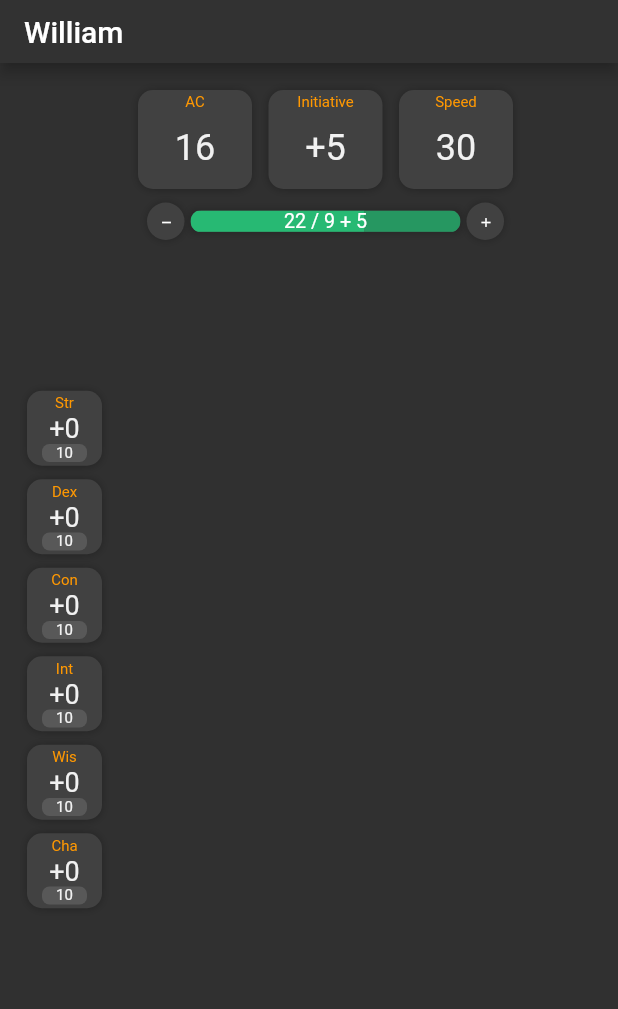
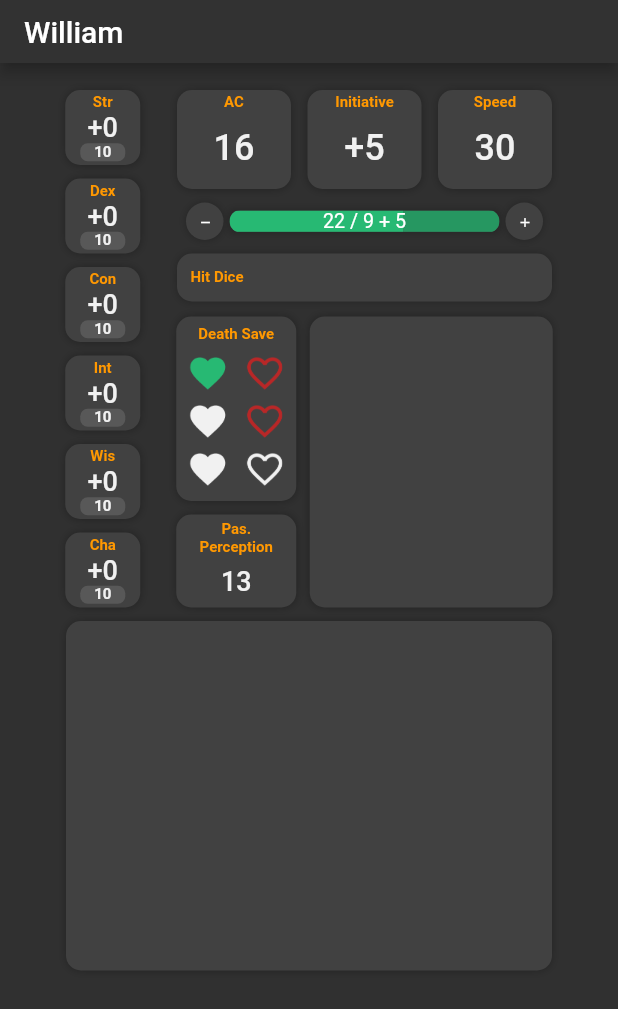
Before and after one commit to Lysmi/character_sheet, a Flutter app: the screen it shows after launch, on a phone screen of 412 x 824 dp. Shown: the top 1009 px of the screen. Run offline on Flutter 3.47's test engine with Material 2 defaults, Android fonts, the phone set to English and light mode, and no system bars; our stand-ins replace percent_indicator; Roboto replaces fonts that are missing (Montserrat).

Commit message:
character_stats_page v.0.2

```diff
--- a/lib/screens/character_stats/character_stats_page.dart
+++ b/lib/screens/character_stats/character_stats_page.dart
@@ -1,6 +1,11 @@
 import 'package:character_sheet/screens/character_stats/widgets/ability_list.dart';
+import 'package:character_sheet/screens/character_stats/widgets/death_save.dart';
 import 'package:character_sheet/screens/character_stats/widgets/derived_stats.dart';
 import 'package:character_sheet/screens/character_stats/widgets/health.dart';
+import 'package:character_sheet/screens/character_stats/widgets/hit_dice.dart';
+import 'package:character_sheet/screens/character_stats/widgets/passive_perception.dart';
+import 'package:character_sheet/screens/character_stats/widgets/saving_throws.dart';
+import 'package:character_sheet/screens/character_stats/widgets/skill_list.dart';
 import 'package:flutter/material.dart';
 
 import '../../styles/colours.dart';
@@ -19,17 +24,46 @@ class CharacterStatsContent extends StatelessWidget {
       ),
       body: Container(
         margin: const EdgeInsets.all(18),
-        child: Row(
+        child: Column(
+          children: [
+            Row(
+              mainAxisAlignment: MainAxisAlignment.center,
               children: [
                 AbilityList(),
                 const SizedBox(
                   width: 24,
                 ),
                 Column(
+                  children: [
+                    const DerivedStats(),
+                    const Health(),
+                    const HitDice(),
+                    Padding(
+                      padding: const EdgeInsets.only(top: 10),
+                      child: Row(
+                        children: [
+                          Wrap(
+                            spacing: 9,
+                            direction: Axis.vertical,
                             children: const [
-                DerivedStats(),
-                Health(),
+                              DeathSave(),
+                              PassivePerception(),
                             ],
+                          ),
+                          const Padding(
+                            padding: EdgeInsets.only(left: 9.0),
+                            child: SavingThrows(),
+                          ),
+                        ],
+                      ),
+                    )
+                  ],
+                ),
+              ],
+            ),
+          const Padding(
+            padding: EdgeInsets.only(top: 9.0),
+            child: SkillList(),
           ),
           ],
         ),
--- a/lib/screens/character_stats/widgets/ability_list.dart
+++ b/lib/screens/character_stats/widgets/ability_list.dart
@@ -13,29 +13,45 @@ class AbilityList extends StatelessWidget {
 
   @override
   Widget build(BuildContext context) {
-    return Wrap(
-      direction: Axis.vertical,
-      spacing: 9,
+    return SizedBox(
+      height: 345,
+      child: Column(
         children: [
           Ability(
             abilityModel: _abilitiesModel.strength,
           ),
+          const SizedBox(
+            height: 9,
+          ),
           Ability(
             abilityModel: _abilitiesModel.dexterity,
+          ),
+          const SizedBox(
+            height: 9,
           ),
           Ability(
             abilityModel: _abilitiesModel.constitution,
           ),
+          const SizedBox(
+            height: 9,
+          ),
           Ability(
             abilityModel: _abilitiesModel.intelligence,
           ),
+          const SizedBox(
+            height: 9,
+          ),
           Ability(
             abilityModel: _abilitiesModel.wisdom,
+          ),
+          const SizedBox(
+            height: 9,
           ),
           Ability(
             abilityModel: _abilitiesModel.charisma,
           ),
         ],
+      ),
     );
   }
 }
--- /dev/null
+++ b/lib/screens/character_stats/widgets/death_save.dart
@@ -0,0 +1,86 @@
+import 'package:character_sheet/styles/text_styles.dart';
+import 'package:flutter/material.dart';
+
+import '../../../styles/colours.dart';
+import '../../../styles/global_styles.dart';
+
+class DeathSave extends StatelessWidget {
+  const DeathSave({Key? key}) : super(key: key);
+
+  @override
+  Widget build(BuildContext context) {
+    const assetFailureFalse = AssetImage('assets/failure_death_save_false.png');
+    const assetFailureTrue = AssetImage('assets/failure_death_save_true.png');
+    const assetSuccessFalse = AssetImage('assets/success_death_save_false.png');
+    const assetSuccessTrue = AssetImage('assets/success_death_save_true.png');
+    return Container(
+      width: 80,
+      height: 123,
+      decoration: BoxDecoration(
+        color: currTheme.secondaryColor,
+        borderRadius: const BorderRadius.all(Radius.circular(10)),
+        boxShadow: const [cardShadow],
+      ),
+      child: Column(
+        children: [
+          Container(
+            height: 24,
+            alignment: Alignment.center,
+            child: Text(
+              "Death Save",
+              style: smallTitleTextStyle,
+            ),
+          ),
+          Wrap(
+            direction: Axis.horizontal,
+            spacing: 10,
+            children: [
+              Wrap(
+                spacing: 4,
+                direction: Axis.vertical,
+                children: const [
+                  Image(
+                    image: assetSuccessTrue,
+                    width: 28,
+                    height: 28,
+                  ),
+                  Image(
+                    image: assetSuccessFalse,
+                    width: 28,
+                    height: 28,
+                  ),
+                  Image(
+                    image: assetSuccessFalse,
+                    width: 28,
+                    height: 28,
+                  ),
+                ],
+              ),
+              Wrap(
+                spacing: 4,
+                direction: Axis.vertical,
+                children: const [
+                  Image(
+                    image: assetFailureTrue,
+                    width: 28,
+                    height: 28,
+                  ),
+                  Image(
+                    image: assetFailureTrue,
+                    width: 28,
+                    height: 28,
+                  ),
+                  Image(
+                    image: assetFailureFalse,
+                    width: 28,
+                    height: 28,
+                  ),
+                ],
+              ),
+            ],
+          ),
+        ],
+      ),
+    );
+  }
+}
--- a/lib/screens/character_stats/widgets/hit_dice.dart
+++ b/lib/screens/character_stats/widgets/hit_dice.dart
@@ -0,0 +1,30 @@
+import 'package:character_sheet/styles/text_styles.dart';
+import 'package:flutter/material.dart';
+
+import '../../../styles/colours.dart';
+import '../../../styles/global_styles.dart';
+
+class HitDice extends StatelessWidget {
+  const HitDice({Key? key}) : super(key: key);
+
+  @override
+  Widget build(BuildContext context) {
+    return Container(
+        width: 250,
+        height: 32,
+        padding: const EdgeInsets.symmetric(horizontal: 9),
+        decoration: BoxDecoration(
+          color: currTheme.secondaryColor,
+          borderRadius: const BorderRadius.all(Radius.circular(10)),
+          boxShadow: const [cardShadow],
+        ),
+        child: Row(
+          children: [
+            Text(
+              "Hit Dice",
+              style: smallTitleTextStyle,
+            )
+          ],
+        ));
+  }
+}
--- /dev/null
+++ b/lib/screens/character_stats/widgets/passive_perception.dart
@@ -0,0 +1,45 @@
+import 'package:character_sheet/styles/text_styles.dart';
+import 'package:flutter/material.dart';
+
+import '../../../styles/colours.dart';
+import '../../../styles/global_styles.dart';
+
+class PassivePerception extends StatelessWidget {
+  const PassivePerception({Key? key}) : super(key: key);
+
+  @override
+  Widget build(BuildContext context) {
+    return Container(
+      width: 80,
+      height: 62,
+      decoration: BoxDecoration(
+        color: currTheme.secondaryColor,
+        borderRadius: const BorderRadius.all(Radius.circular(10)),
+        boxShadow: const [cardShadow],
+      ),
+      child: Column(
+        children: [
+          Container(
+            padding: const EdgeInsets.only(top: 4),
+            alignment: Alignment.center,
+            height: 28,
+            child: Text(
+              "Pas.\nPerception",
+              style: smallTitleTextStyle,
+              textAlign: TextAlign.center,
+            ),
+          ),
+          Container(
+            height: 33,
+            alignment: Alignment.center,
+            child: Text(
+              "13",
+              style: smallValueTextStyle,
+              textAlign: TextAlign.center,
+            ),
+          ),
+        ],
+      ),
+    );
+  }
+}
--- /dev/null
+++ b/lib/screens/character_stats/widgets/saving_throws.dart
@@ -0,0 +1,23 @@
+import 'package:character_sheet/styles/text_styles.dart';
+import 'package:flutter/material.dart';
+
+import '../../../styles/colours.dart';
+import '../../../styles/global_styles.dart';
+
+class SavingThrows extends StatelessWidget {
+  const SavingThrows({Key? key}) : super(key: key);
+
+  @override
+  Widget build(BuildContext context) {
+    return Container(
+      width: 162,
+      height: 194,
+      padding: const EdgeInsets.symmetric(horizontal: 9),
+      decoration: BoxDecoration(
+        color: currTheme.secondaryColor,
+        borderRadius: const BorderRadius.all(Radius.circular(10)),
+        boxShadow: const [cardShadow],
+      ),
+    );
+  }
+}
--- /dev/null
+++ b/lib/screens/character_stats/widgets/skill_list.dart
@@ -0,0 +1,22 @@
+import 'package:character_sheet/styles/text_styles.dart';
+import 'package:flutter/material.dart';
+
+import '../../../styles/colours.dart';
+import '../../../styles/global_styles.dart';
+
+class SkillList extends StatelessWidget {
+  const SkillList({Key? key}) : super(key: key);
+
+  @override
+  Widget build(BuildContext context) {
+    return Container(
+      width: 324,
+      height: 233,
+      decoration: BoxDecoration(
+        color: currTheme.secondaryColor,
+        borderRadius: const BorderRadius.all(Radius.circular(10)),
+        boxShadow: const [cardShadow],
+      ),
+    );
+  }
+}
--- a/lib/styles/text_styles.dart
+++ b/lib/styles/text_styles.dart
@@ -2,24 +2,51 @@ import 'package:flutter/material.dart';
 
 import 'colours.dart';
 
-
 TextStyle titleTextStyle = TextStyle(
-    fontFamily: "Roboto", fontSize: 14.0, color: currTheme.accentColor);
+  fontFamily: "Montserrat",
+  fontSize: 14.0,
+  color: currTheme.accentColor,
+  fontWeight: FontWeight.w600,
+);
 
 TextStyle smallTitleTextStyle = TextStyle(
-    fontFamily: "Roboto", fontSize: 10.0, color: currTheme.accentColor);
+  fontFamily: "Montserrat",
+  fontSize: 10.0,
+  color: currTheme.accentColor,
+  fontWeight: FontWeight.w600,
+);
 
 TextStyle smallTitleOnMainTextStyle = TextStyle(
-    fontFamily: "Roboto", fontSize: 10.0, color: currTheme.onMainColor);
+  fontFamily: "Montserrat",
+  fontSize: 10.0,
+  color: currTheme.onMainColor,
+  fontWeight: FontWeight.w600,
+);
 
 TextStyle smallValueTextStyle = TextStyle(
-    fontFamily: "Roboto", fontSize: 18.0, color: currTheme.onMainColor);
+  fontFamily: "Montserrat",
+  fontSize: 18.0,
+  color: currTheme.onMainColor,
+  fontWeight: FontWeight.w500,
+);
 
 TextStyle valueTextStyle = TextStyle(
-    fontFamily: "Roboto", fontSize: 24.0, color: currTheme.onMainColor);
+  fontFamily: "Montserrat",
+  fontSize: 24.0,
+  color: currTheme.onMainColor,
+  fontWeight: FontWeight.w500,
+);
 
 TextStyle listItemTextStyle = TextStyle(
-    fontFamily: "Roboto", fontSize: 12.0, color: currTheme.onMainColor);
+  fontFamily: "Montserrat",
+  fontSize: 12.0,
+  color: currTheme.onMainColor,
+  fontWeight: FontWeight.w500,
+);
 
 TextStyle headerTextStyle = TextStyle(
-    fontFamily: "Roboto", fontSize: 18.0, color: currTheme.onMainColor);
+  fontFamily: "Montserrat",
+  fontSize: 18.0,
+  color: currTheme.onMainColor,
+  fontWeight: FontWeight.w700,
+);
--- a/lib/widgets/char_progress_bar.dart
+++ b/lib/widgets/char_progress_bar.dart
@@ -8,7 +8,7 @@ import '../styles/colours.dart';
 import '../styles/global_styles.dart';
 
 class CharProgressBar extends StatelessWidget {
-  CharProgressBar(
+  const CharProgressBar(
       {required this.backgroundColor,
       required this.valueColor,
       required this.tempValueColor,
--- a/pubspec.yaml
+++ b/pubspec.yaml
@@ -58,9 +58,8 @@ flutter:
   uses-material-design: true
 
   # To add assets to your application, add an assets section, like this:
-  # assets:
-  #   - images/a_dot_burr.jpeg
-  #   - images/a_dot_ham.jpeg
+  assets:
+    - assets/
 
   # An image asset can refer to one or more resolution-specific "variants", see
   # https://flutter.dev/assets-and-images/#resolution-aware.
```
Lines whose indentation alone changed are shown as unchanged.
